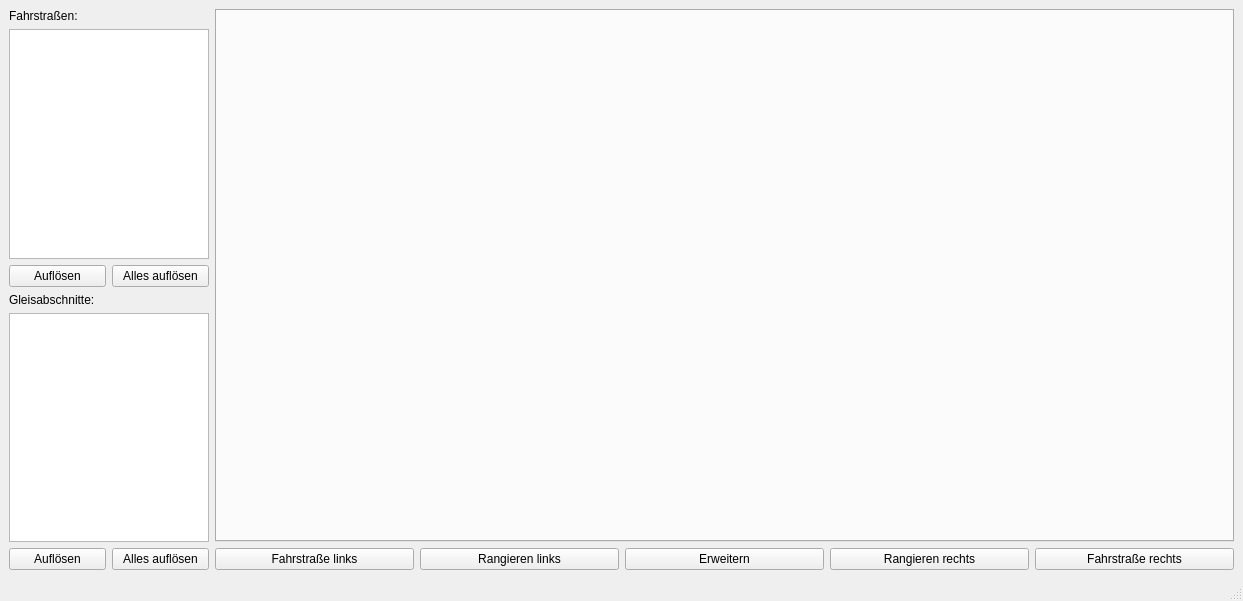
stmork/mrw-track-control-ng, file track-control-ng/mainwindow.ui: the form before one commit.
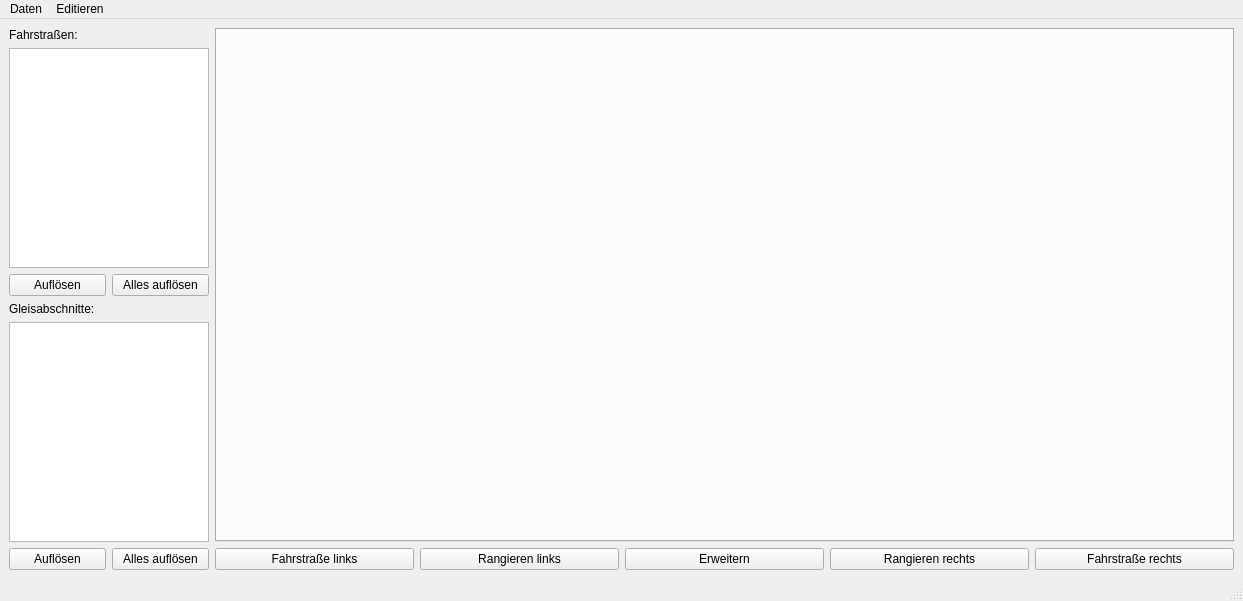
The form after the commit.

```diff
--- a/track-control-ng/mainwindow.ui
+++ b/track-control-ng/mainwindow.ui
@@ -203,6 +203,27 @@
      <height>22</height>
     </rect>
    </property>
+   <widget class="QMenu" name="menuDaten">
+    <property name="title">
+     <string>Daten</string>
+    </property>
+    <addaction name="actionBeenden"/>
+   </widget>
+   <widget class="QMenu" name="menuEditieren">
+    <property name="title">
+     <string>Editieren</string>
+    </property>
+    <addaction name="actionRechts"/>
+    <addaction name="actionLinks"/>
+    <addaction name="actionHoch"/>
+    <addaction name="actionRunter"/>
+    <addaction name="separator"/>
+    <addaction name="actionTeilschritt"/>
+    <addaction name="actionErweitern"/>
+    <addaction name="actionNeigung"/>
+   </widget>
+   <addaction name="menuDaten"/>
+   <addaction name="menuEditieren"/>
   </widget>
   <widget class="QStatusBar" name="statusbar"/>
  </widget>
```
Left out of the diff: 64 changed lines with no effect on the pictures.
